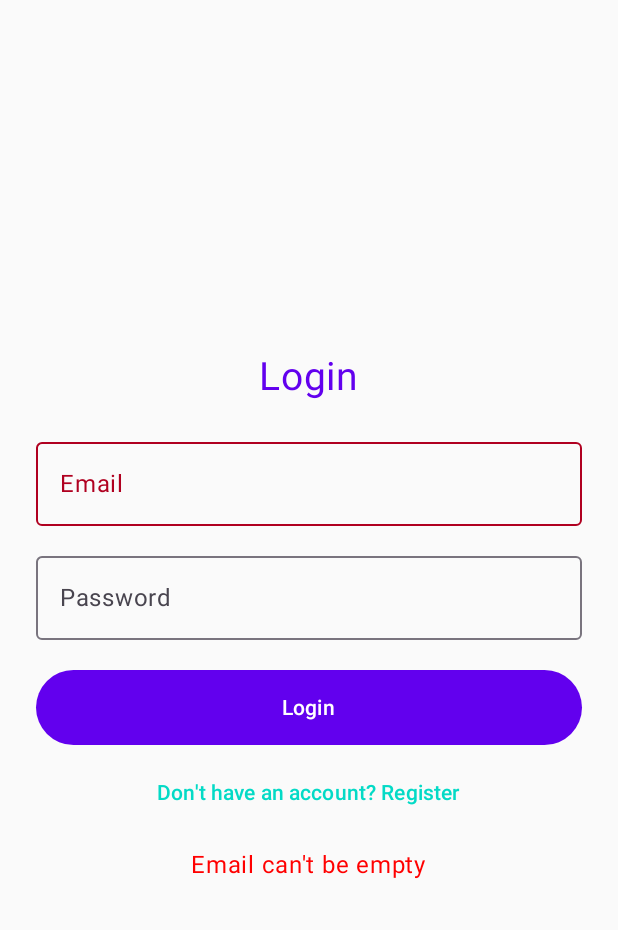
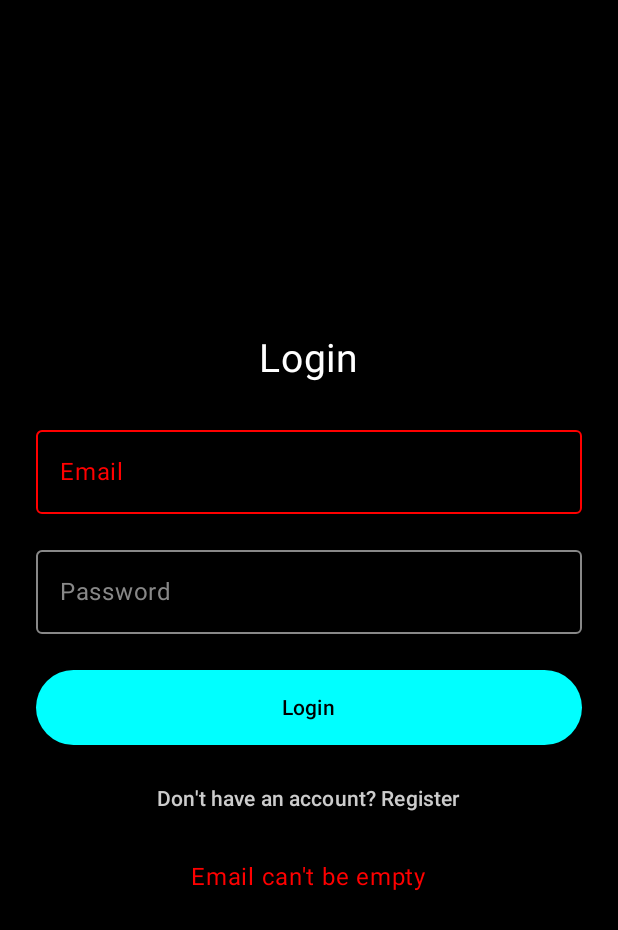
Before and after one commit to VISHNU193/mini-project-safety-app, an Android app built with Jetpack Compose: the screen it shows after launch (MainActivity), after a tap on "Login", on a phone screen of 412 x 824 dp. Shown: the top 930 px of the screen. Run offline under Robolectric (Android 15) with nearby library versions, the phone set to English and light mode, and no system bars; our stand-ins replace Firebase (no records; nobody signed in at launch, a user with empty details on screens opened directly).

Commit message:
corrected login screen background ui

```diff
--- a/app/src/main/java/com/miniproject/safety_health/LoginScreen.kt
+++ b/app/src/main/java/com/miniproject/safety_health/LoginScreen.kt
@@ -1,17 +1,9 @@
 package com.miniproject.safety_health
 
+import androidx.compose.foundation.background
 import androidx.compose.foundation.layout.*
-import androidx.compose.material3.Button
-import androidx.compose.material3.MaterialTheme
-import androidx.compose.material3.OutlinedTextField
-import androidx.compose.material3.OutlinedTextFieldDefaults
-import androidx.compose.material3.Text
-import androidx.compose.material3.TextButton
-import androidx.compose.runtime.Composable
-import androidx.compose.runtime.getValue
-import androidx.compose.runtime.mutableStateOf
-import androidx.compose.runtime.remember
-import androidx.compose.runtime.setValue
+import androidx.compose.material3.*
+import androidx.compose.runtime.*
 import androidx.compose.ui.Alignment
 import androidx.compose.ui.Modifier
 import androidx.compose.ui.graphics.Color
@@ -31,9 +23,23 @@ fun LoginScreen(viewModel: AuthViewModel, onLoginSuccess: () -> Unit) {
 
         val firebaseError = viewModel.authErrorMessage
 
+        // Custom colors for dark background
+        val textFieldColors = OutlinedTextFieldDefaults.colors(
+            focusedTextColor = Color.White,
+            unfocusedTextColor = Color.LightGray,
+            focusedBorderColor = Color.Cyan,
+            unfocusedBorderColor = Color.Gray,
+            focusedLabelColor = Color.Cyan,
+            unfocusedLabelColor = Color.Gray,
+            cursorColor = Color.Cyan,
+            errorBorderColor = Color.Red,
+            errorLabelColor = Color.Red
+        )
+
         Box(
             modifier = Modifier
                 .fillMaxSize()
+                .background(Color.Black)
                 .padding(24.dp),
             contentAlignment = Alignment.Center
         ) {
@@ -44,10 +50,11 @@ fun LoginScreen(viewModel: AuthViewModel, onLoginSuccess: () -> Unit) {
                 Text(
                     text = if (isLogin) "Login" else "Register",
                     fontSize = 26.sp,
-                    color = MaterialTheme.colorScheme.primary
+                    color = Color.White,
+                    modifier = Modifier.padding(bottom = 8.dp)
                 )
 
-                Spacer(Modifier.height(20.dp))
+                Spacer(Modifier.height(16.dp))
 
                 OutlinedTextField(
                     value = email,
@@ -60,13 +67,10 @@ fun LoginScreen(viewModel: AuthViewModel, onLoginSuccess: () -> Unit) {
                     isError = localError?.contains("email", true) == true ||
                             firebaseError?.contains("email", true) == true,
                     modifier = Modifier.fillMaxWidth(),
-                    colors = OutlinedTextFieldDefaults.colors(
-                        focusedBorderColor = MaterialTheme.colorScheme.primary,
-                        cursorColor = MaterialTheme.colorScheme.primary
-                    )
+                    colors = textFieldColors
                 )
 
-                Spacer(Modifier.height(12.dp))
+                Spacer(Modifier.height(16.dp))
 
                 OutlinedTextField(
                     value = password,
@@ -80,30 +84,20 @@ fun LoginScreen(viewModel: AuthViewModel, onLoginSuccess: () -> Unit) {
                     isError = localError?.contains("password", true) == true ||
                             firebaseError?.contains("password", true) == true,
                     modifier = Modifier.fillMaxWidth(),
-                    colors = OutlinedTextFieldDefaults.colors(
-                        focusedBorderColor = MaterialTheme.colorScheme.primary,
-                        cursorColor = MaterialTheme.colorScheme.primary
-                    )
+                    colors = textFieldColors
                 )
 
-                Spacer(Modifier.height(20.dp))
+                Spacer(Modifier.height(24.dp))
 
                 Button(
                     onClick = {
                         val trimmedEmail = email.trim()
                         val trimmedPassword = password.trim()
 
-                        // Validate input
                         when {
-                            trimmedEmail.isEmpty() -> {
-                                localError = "Email can't be empty"
-                            }
-                            !trimmedEmail.contains("@") -> {
-                                localError = "Please enter a valid email"
-                            }
-                            trimmedPassword.length < 6 -> {
-                                localError = "Password must be at least 6 characters"
-                            }
+                            trimmedEmail.isEmpty() -> localError = "Email can't be empty"
+                            !trimmedEmail.contains("@") -> localError = "Please enter a valid email"
+                            trimmedPassword.length < 6 -> localError = "Password must be at least 6 characters"
                             else -> {
                                 localError = null
                                 isProcessing = true
@@ -124,36 +118,45 @@ fun LoginScreen(viewModel: AuthViewModel, onLoginSuccess: () -> Unit) {
                     enabled = !isProcessing,
                     modifier = Modifier
                         .fillMaxWidth()
-                        .height(50.dp)
+                        .height(50.dp),
+                    colors = ButtonDefaults.buttonColors(
+                        containerColor = Color.Cyan,
+                        contentColor = Color.Black
+                    )
                 ) {
-                    Text(
-                        if (isLogin) "Login" else "Register",
-                        color = Color.White
-                    )
+                    Text(if (isLogin) "Login" else "Register")
                 }
 
                 TextButton(
                     onClick = { isLogin = !isLogin },
-                    modifier = Modifier.padding(top = 8.dp)
+                    modifier = Modifier.padding(top = 12.dp)
                 ) {
                     Text(
-                        if (isLogin)
+                        text = if (isLogin)
                             "Don't have an account? Register"
                         else
                             "Already have an account? Login",
-                        color = MaterialTheme.colorScheme.secondary
+                        color = Color.LightGray
                     )
                 }
 
-                // Show any error
-                localError?.let {
+                // Error messages
+                if (!localError.isNullOrEmpty()) {
                     Spacer(Modifier.height(12.dp))
-                    Text(text = it, color = Color.Red)
+                    Text(
+                        text = localError!!,
+                        color = Color.Red,
+                        modifier = Modifier.padding(vertical = 4.dp)
+                    )
                 }
 
                 firebaseError?.let {
                     Spacer(Modifier.height(8.dp))
-                    Text(text = it, color = Color.Red)
+                    Text(
+                        text = it,
+                        color = Color.Red,
+                        modifier = Modifier.padding(vertical = 4.dp)
+                    )
                 }
             }
         }
```
